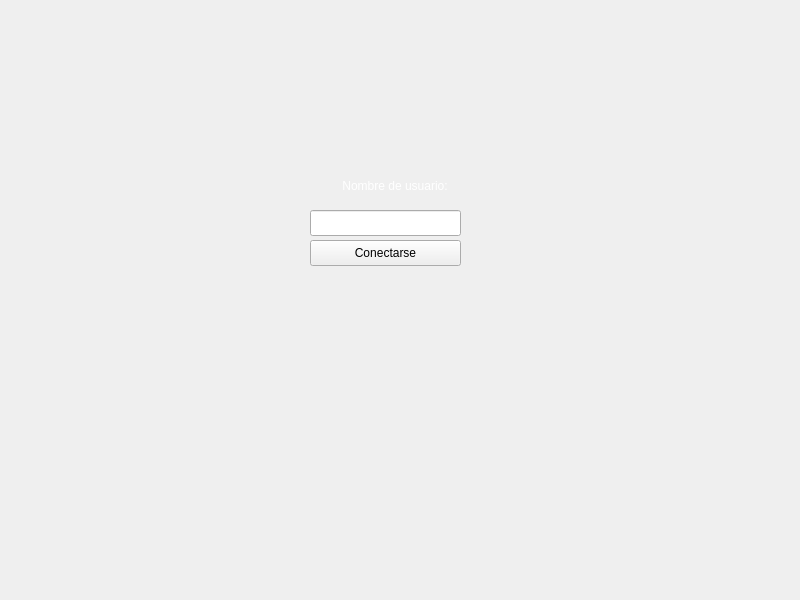
Above: client/Pantallas/loginscreen.ui from Taller-de-Programacion-2c2025-Grupo-20/TP_final-2025c2-Grupo20 before the change. Below: the same form after it.
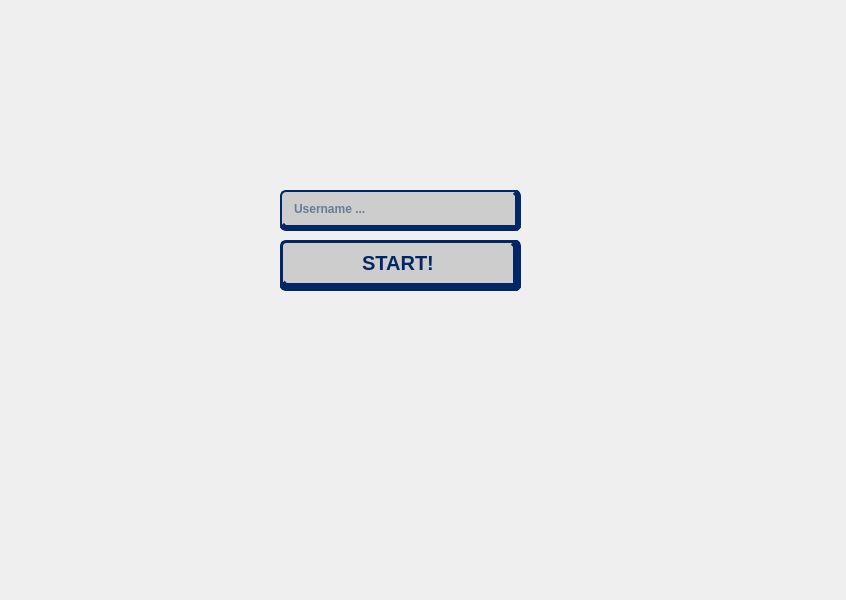
That is the form after the change.

The edit to the form file:
```diff
--- a/client/Pantallas/loginscreen.ui
+++ b/client/Pantallas/loginscreen.ui
@@ -6,7 +6,7 @@
    <rect>
     <x>0</x>
     <y>0</y>
-    <width>800</width>
+    <width>846</width>
     <height>600</height>
    </rect>
   </property>
@@ -22,43 +22,82 @@
   <widget class="QPushButton" name="btn_conectar">
    <property name="geometry">
     <rect>
-     <x>310</x>
+     <x>280</x>
      <y>240</y>
-     <width>151</width>
-     <height>26</height>
+     <width>241</width>
+     <height>51</height>
     </rect>
    </property>
+   <property name="styleSheet">
+    <string notr="true">QPushButton {
+    background-color: #CDCDCD;
+    color: #032766;
+    font-family: &quot;Press Start 2P&quot;;
+    font-size: 20px;
+    font-weight: bold;
+    border: 3px solid #032766;
+    border-radius: 6px;
+    border-bottom: 8px solid #032766;
+    border-right: 8px solid #032766;
+    padding: 10px 15px;
+}
+
+QPushButton:hover {
+    background-color: #032766; 
+    color: #CDCDCD;
+    border-color: #CDCDCD;
+}
+
+QPushButton:pressed {
+    background-color: #032766;
+    color: #CDCDCD;
+    border-bottom: 3px solid #032766;
+    border-right: 3px solid #032766;
+    padding-top: 15px; 
+    padding-left: 20px;
+}</string>
+   </property>
    <property name="text">
-    <string>Conectarse</string>
+    <string>START!</string>
    </property>
   </widget>
   <widget class="QLineEdit" name="edit_nombre">
    <property name="geometry">
     <rect>
-     <x>310</x>
-     <y>210</y>
-     <width>151</width>
-     <height>26</height>
-    </rect>
-   </property>
-  </widget>
-  <widget class="QLabel" name="label_nombre">
-   <property name="geometry">
-    <rect>
-     <x>310</x>
-     <y>170</y>
-     <width>141</width>
-     <height>31</height>
+     <x>280</x>
+     <y>190</y>
+     <width>241</width>
+     <height>41</height>
     </rect>
    </property>
    <property name="styleSheet">
-    <string notr="true">color: white;</string>
+    <string notr="true">QLineEdit {
+    background-color: #CDCDCD; 
+    color: #032766;
+    font-family: &quot;Press Start 2P&quot;;
+    font-size: 12px;
+    font-weight: bold;
+    border: 2px solid #032766;
+    border-bottom: 6px solid #032766; 
+    border-right: 6px solid #032766;
+    padding: 5px;
+    padding-left: 10px;
+    selection-background-color: #032766;
+    selection-color: #CDCDCD;
+    border-radius: 6px;
+}
+
+QLineEdit:focus {
+    color: #9C9C9C; 
+    border-color: #9C9C9C; 
+    background-color: #032766; 
+}</string>
    </property>
    <property name="text">
-    <string>Nombre de usuario: </string>
+    <string/>
    </property>
-   <property name="alignment">
-    <set>Qt::AlignRight|Qt::AlignTrailing|Qt::AlignVCenter</set>
+   <property name="placeholderText">
+    <string>Username ...</string>
    </property>
   </widget>
   <widget class="QLabel" name="label_error">
```
